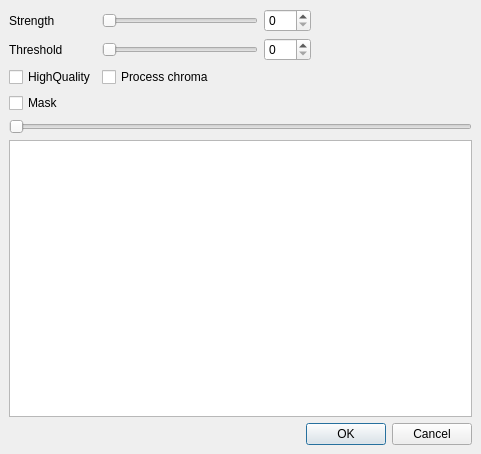
Qt form avidemux_plugins/ADM_videoFilters6/mSharpen/qt4/msharpen.ui (mean00/avidemux2) before a commit.
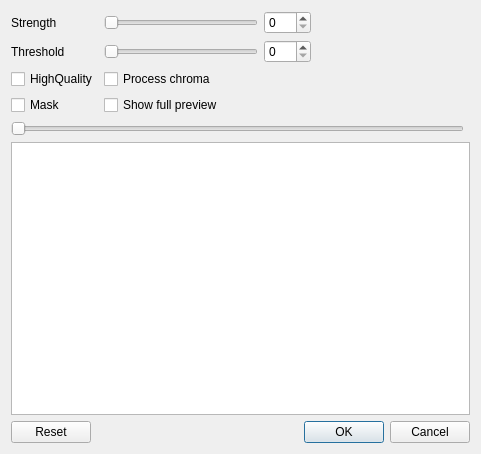
The same form after that commit. Custom widgets are drawn as their Qt base class.

Commit message: [mSharpen] Allow to toggle side-by-side preview, add reset button to button box

What changed in the file:
```diff
--- a/avidemux_plugins/ADM_videoFilters6/mSharpen/qt4/msharpen.ui
+++ b/avidemux_plugins/ADM_videoFilters6/mSharpen/qt4/msharpen.ui
@@ -16,116 +16,73 @@
   <property name="modal">
    <bool>true</bool>
   </property>
-  <layout class="QGridLayout">
-   <property name="leftMargin">
-    <number>9</number>
-   </property>
-   <property name="topMargin">
-    <number>9</number>
-   </property>
-   <property name="rightMargin">
-    <number>9</number>
-   </property>
-   <property name="bottomMargin">
-    <number>9</number>
-   </property>
-   <property name="spacing">
-    <number>6</number>
-   </property>
-   <item row="2" column="3">
-    <spacer>
-     <property name="orientation">
-      <enum>Qt::Horizontal</enum>
-     </property>
-     <property name="sizeHint" stdset="0">
-      <size>
-       <width>40</width>
-       <height>20</height>
-      </size>
-     </property>
-    </spacer>
+  <layout class="QGridLayout" name="gridLayout_2">
+   <item row="2" column="0" rowspan="4" colspan="2">
+    <layout class="QHBoxLayout" name="toolboxLayout"/>
    </item>
-   <item row="1" column="3">
-    <spacer>
-     <property name="orientation">
-      <enum>Qt::Horizontal</enum>
-     </property>
-     <property name="sizeHint" stdset="0">
-      <size>
-       <width>40</width>
-       <height>20</height>
-      </size>
-     </property>
-    </spacer>
-   </item>
-   <item row="0" column="3">
-    <spacer>
-     <property name="orientation">
-      <enum>Qt::Horizontal</enum>
-     </property>
-     <property name="sizeHint" stdset="0">
-      <size>
-       <width>40</width>
-       <height>20</height>
-      </size>
-     </property>
-    </spacer>
-   </item>
-   <item row="3" column="0" colspan="3">
-    <widget class="QCheckBox" name="checkBoxMask">
-     <property name="text">
-      <string>Mask</string>
-     </property>
-    </widget>
-   </item>
-   <item row="3" column="3">
-    <spacer>
-     <property name="orientation">
-      <enum>Qt::Horizontal</enum>
-     </property>
-     <property name="sizeHint" stdset="0">
-      <size>
-       <width>40</width>
-       <height>20</height>
-      </size>
-     </property>
-    </spacer>
-   </item>
-   <item row="5" column="0" colspan="4">
-    <widget class="ADM_QSlider" name="horizontalSlider">
-     <property name="orientation">
-      <enum>Qt::Horizontal</enum>
-     </property>
-    </widget>
-   </item>
-   <item row="7" column="1" colspan="3">
+   <item row="9" column="0" colspan="2">
     <widget class="QDialogButtonBox" name="buttonBox">
      <property name="orientation">
       <enum>Qt::Horizontal</enum>
      </property>
      <property name="standardButtons">
-      <set>QDialogButtonBox::Cancel|QDialogButtonBox::Ok</set>
+      <set>QDialogButtonBox::Cancel|QDialogButtonBox::Ok|QDialogButtonBox::Reset</set>
      </property>
     </widget>
    </item>
-   <item row="0" column="0">
-    <widget class="QLabel" name="label">
-     <property name="text">
-      <string>Strength</string>
-     </property>
-    </widget>
-   </item>
-   <item row="6" column="0" colspan="4">
+   <item row="7" column="0" colspan="2">
     <widget class="QGraphicsView" name="graphicsView">
      <property name="focusPolicy">
       <enum>Qt::NoFocus</enum>
      </property>
     </widget>
    </item>
-   <item row="1" column="0">
-    <widget class="QLabel" name="label_2">
+   <item row="0" column="0">
+    <layout class="QGridLayout" name="mainControls">
+     <item row="0" column="2">
+      <widget class="QSpinBox" name="spinBoxStrength">
+       <property name="minimum">
+        <number>0</number>
+       </property>
+       <property name="maximum">
+        <number>255</number>
+       </property>
+      </widget>
+     </item>
+     <item row="0" column="3">
+      <spacer>
+       <property name="orientation">
+        <enum>Qt::Horizontal</enum>
+       </property>
+       <property name="sizeHint" stdset="0">
+        <size>
+         <width>40</width>
+         <height>20</height>
+        </size>
+       </property>
+      </spacer>
+     </item>
+     <item row="2" column="1">
+      <widget class="QCheckBox" name="checkBoxChroma">
      <property name="text">
-      <string>Threshold</string>
+        <string>Process chroma</string>
+       </property>
+      </widget>
+     </item>
+     <item row="0" column="0">
+      <widget class="QLabel" name="labelStrength">
+       <property name="text">
+        <string>Strength</string>
+       </property>
+      </widget>
+     </item>
+     <item row="0" column="1">
+      <widget class="QSlider" name="horizontalSliderStrength">
+       <property name="maximum">
+        <number>255</number>
+       </property>
+       <property name="orientation">
+        <enum>Qt::Horizontal</enum>
      </property>
     </widget>
    </item>
@@ -136,13 +93,10 @@
      </property>
     </widget>
    </item>
-   <item row="0" column="2">
-    <widget class="QSpinBox" name="spinBoxStrength">
-     <property name="minimum">
-      <number>0</number>
-     </property>
-     <property name="maximum">
-      <number>255</number>
+     <item row="1" column="0">
+      <widget class="QLabel" name="labelThreshold">
+       <property name="text">
+        <string>Threshold</string>
      </property>
     </widget>
    </item>
@@ -166,26 +120,29 @@
      </property>
     </widget>
    </item>
-   <item row="0" column="1">
-    <widget class="QSlider" name="horizontalSliderStrength">
-     <property name="maximum">
-      <number>255</number>
-     </property>
+     <item row="3" column="1">
+      <widget class="QCheckBox" name="checkBoxFullPreview">
+       <property name="text">
+        <string>Show full preview</string>
+       </property>
+      </widget>
+     </item>
+     <item row="3" column="0">
+      <widget class="QCheckBox" name="checkBoxMask">
+       <property name="text">
+        <string>Mask</string>
+       </property>
+      </widget>
+     </item>
+    </layout>
+   </item>
+   <item row="6" column="0">
+    <widget class="ADM_QSlider" name="horizontalSlider">
      <property name="orientation">
       <enum>Qt::Horizontal</enum>
      </property>
     </widget>
    </item>
-   <item row="4" column="0" colspan="4">
-    <layout class="QHBoxLayout" name="toolboxLayout"/>
-   </item>
-   <item row="2" column="1">
-    <widget class="QCheckBox" name="checkBoxChroma">
-     <property name="text">
-      <string>Process chroma</string>
-     </property>
-    </widget>
-   </item>
   </layout>
  </widget>
  <customwidgets>
```
Lines whose indentation alone changed are shown as unchanged. The commit also changes 6 other files.
